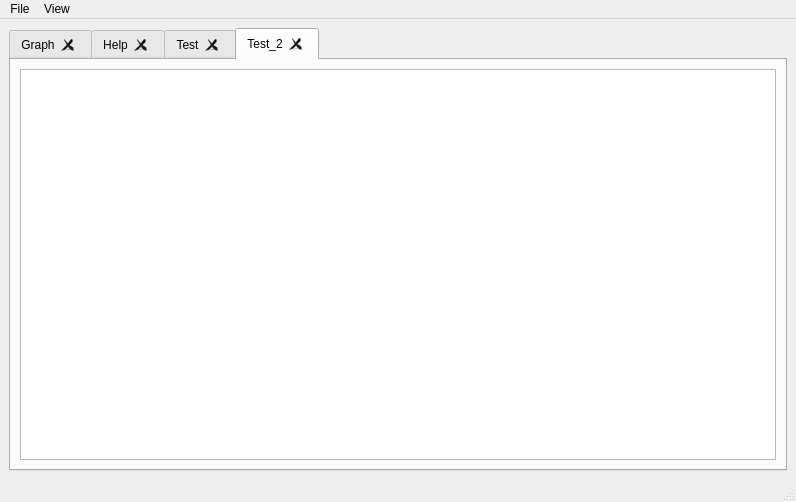
Above: update_ui.ui from yesworkflow-org/yw-gui before the change. Below: the same form after it.
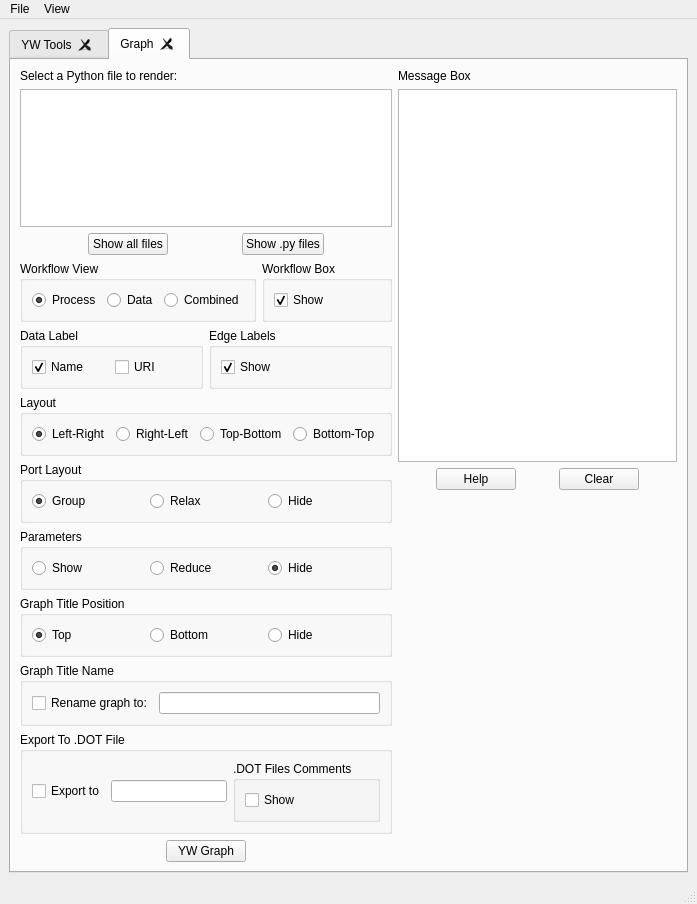
That is the form after the change. The open tabs and pages were chosen to show the change.

Commit message:
Tabbing interface
Added tabbing functionality for each new graph. Bugs present for
multiple tabs of the same script.

Patch:
```diff
--- a/update_ui.ui
+++ b/update_ui.ui
@@ -6,15 +6,15 @@
    <rect>
     <x>0</x>
     <y>0</y>
-    <width>796</width>
-    <height>502</height>
+    <width>697</width>
+    <height>904</height>
    </rect>
   </property>
   <property name="windowTitle">
    <string>MainWindow</string>
   </property>
   <widget class="QWidget" name="centralwidget">
-   <layout class="QHBoxLayout" name="horizontalLayout">
+   <layout class="QHBoxLayout" name="horizontalLayout_9">
     <item>
      <widget class="QTabWidget" name="tabData">
       <property name="contextMenuPolicy">
@@ -34,107 +34,604 @@
       </property>
       <widget class="QWidget" name="tab_2">
        <attribute name="title">
-        <string>Graph</string>
+        <string>YW Tools</string>
        </attribute>
-       <layout class="QVBoxLayout" name="verticalLayout">
-        <item>
-         <widget class="QLabel" name="label_4">
-          <property name="text">
-           <string>Files in Current Directory</string>
-          </property>
-         </widget>
-        </item>
-        <item>
-         <widget class="QPushButton" name="btnSortPy">
-          <property name="text">
-           <string>Show .py files</string>
-          </property>
-         </widget>
-        </item>
-        <item>
-         <widget class="QPushButton" name="btnShowAllFiles">
-          <property name="text">
-           <string>Show all files</string>
-          </property>
-         </widget>
-        </item>
-        <item>
-         <widget class="QListWidget" name="txtYWGraph"/>
-        </item>
-        <item>
-         <widget class="QPushButton" name="btnYWExtract">
-          <property name="text">
-           <string>YW Extract</string>
-          </property>
-         </widget>
-        </item>
-        <item>
-         <widget class="QPushButton" name="btnYWGraph">
-          <property name="text">
-           <string>YW Graph</string>
-          </property>
-         </widget>
-        </item>
-        <item>
-         <widget class="QLabel" name="label">
-          <property name="text">
-           <string>Error Message Box:</string>
-          </property>
-         </widget>
-        </item>
-        <item>
-         <widget class="QTextBrowser" name="txtErrorBox"/>
-        </item>
-       </layout>
-      </widget>
-      <widget class="QWidget" name="tab">
-       <attribute name="title">
-        <string>Help</string>
-       </attribute>
-       <layout class="QVBoxLayout" name="verticalLayout_5">
-        <item>
-         <widget class="QTextBrowser" name="WatchText"/>
-        </item>
-        <item>
-         <widget class="QPushButton" name="btnRunYW">
-          <property name="text">
-           <string>Run YW</string>
-          </property>
-         </widget>
-        </item>
-        <item>
-         <widget class="QLabel" name="label_2">
-          <property name="text">
-           <string>Files in Current Directory</string>
-          </property>
-         </widget>
-        </item>
-        <item>
-         <widget class="QTextBrowser" name="txtFiles"/>
-        </item>
-       </layout>
-      </widget>
-      <widget class="QWidget" name="tab_3">
-       <attribute name="title">
-        <string>Test</string>
-       </attribute>
-       <layout class="QVBoxLayout" name="verticalLayout_3">
-        <item>
-         <widget class="QTextBrowser" name="txtOutput"/>
-        </item>
-       </layout>
+       <widget class="QLabel" name="label_4">
+        <property name="geometry">
+         <rect>
+          <x>9</x>
+          <y>9</y>
+          <width>119</width>
+          <height>16</height>
+         </rect>
+        </property>
+        <property name="text">
+         <string>Files in Current Directory</string>
+        </property>
+       </widget>
+       <widget class="QPushButton" name="btnSortPy">
+        <property name="geometry">
+         <rect>
+          <x>9</x>
+          <y>28</y>
+          <width>75</width>
+          <height>23</height>
+         </rect>
+        </property>
+        <property name="text">
+         <string>Show .py files</string>
+        </property>
+       </widget>
+       <widget class="QPushButton" name="btnShowAllFiles">
+        <property name="geometry">
+         <rect>
+          <x>9</x>
+          <y>57</y>
+          <width>75</width>
+          <height>23</height>
+         </rect>
+        </property>
+        <property name="text">
+         <string>Show all files</string>
+        </property>
+       </widget>
+       <widget class="QListWidget" name="txtYWGraph">
+        <property name="geometry">
+         <rect>
+          <x>9</x>
+          <y>86</y>
+          <width>321</width>
+          <height>190</height>
+         </rect>
+        </property>
+       </widget>
+       <widget class="QPushButton" name="btnYWExtract">
+        <property name="geometry">
+         <rect>
+          <x>9</x>
+          <y>282</y>
+          <width>75</width>
+          <height>23</height>
+         </rect>
+        </property>
+        <property name="text">
+         <string>YW Extract</string>
+        </property>
+       </widget>
+       <widget class="QPushButton" name="btnModel">
+        <property name="geometry">
+         <rect>
+          <x>9</x>
+          <y>311</y>
+          <width>75</width>
+          <height>23</height>
+         </rect>
+        </property>
+        <property name="text">
+         <string>YW Model</string>
+        </property>
+       </widget>
+       <widget class="QLabel" name="label">
+        <property name="geometry">
+         <rect>
+          <x>9</x>
+          <y>340</y>
+          <width>63</width>
+          <height>16</height>
+         </rect>
+        </property>
+        <property name="text">
+         <string>Message Box</string>
+        </property>
+       </widget>
+       <widget class="QTextBrowser" name="txtErrorBox">
+        <property name="geometry">
+         <rect>
+          <x>9</x>
+          <y>359</y>
+          <width>321</width>
+          <height>191</height>
+         </rect>
+        </property>
+       </widget>
       </widget>
       <widget class="QWidget" name="tab_4">
        <attribute name="title">
-        <string>Test_2</string>
+        <string>Graph</string>
        </attribute>
-       <layout class="QVBoxLayout" name="verticalLayout_4">
+       <layout class="QHBoxLayout" name="horizontalLayout_19">
         <item>
-         <widget class="QTextBrowser" name="txtWatch">
-          <property name="autoFillBackground">
-           <bool>true</bool>
-          </property>
-         </widget>
+         <layout class="QVBoxLayout" name="verticalLayout">
+          <item>
+           <widget class="QLabel" name="label_5">
+            <property name="text">
+             <string>Select a Python file to render:</string>
+            </property>
+           </widget>
+          </item>
+          <item>
+           <widget class="QListWidget" name="txtYWGraph_2"/>
+          </item>
+          <item>
+           <layout class="QHBoxLayout" name="horizontalLayout_15">
+            <item>
+             <spacer name="horizontalSpacer_2">
+              <property name="orientation">
+               <enum>Qt::Horizontal</enum>
+              </property>
+              <property name="sizeHint" stdset="0">
+               <size>
+                <width>40</width>
+                <height>20</height>
+               </size>
+              </property>
+             </spacer>
+            </item>
+            <item>
+             <widget class="QPushButton" name="btnShowAllFiles_2">
+              <property name="text">
+               <string>Show all files</string>
+              </property>
+             </widget>
+            </item>
+            <item>
+             <spacer name="horizontalSpacer">
+              <property name="orientation">
+               <enum>Qt::Horizontal</enum>
+              </property>
+              <property name="sizeHint" stdset="0">
+               <size>
+                <width>50</width>
+                <height>0</height>
+               </size>
+              </property>
+             </spacer>
+            </item>
+            <item>
+             <widget class="QPushButton" name="btnSortPy_2">
+              <property name="text">
+               <string>Show .py files</string>
+              </property>
+             </widget>
+            </item>
+            <item>
+             <spacer name="horizontalSpacer_3">
+              <property name="orientation">
+               <enum>Qt::Horizontal</enum>
+              </property>
+              <property name="sizeHint" stdset="0">
+               <size>
+                <width>40</width>
+                <height>20</height>
+               </size>
+              </property>
+             </spacer>
+            </item>
+            <item>
+             <layout class="QHBoxLayout" name="horizontalLayout_16"/>
+            </item>
+           </layout>
+          </item>
+          <item>
+           <layout class="QHBoxLayout" name="horizontalLayout_10">
+            <item>
+             <widget class="QGroupBox" name="boxView">
+              <property name="title">
+               <string>Workflow View</string>
+              </property>
+              <layout class="QHBoxLayout" name="horizontalLayout_14">
+               <item>
+                <widget class="QRadioButton" name="btnProcessView">
+                 <property name="text">
+                  <string>Process</string>
+                 </property>
+                 <property name="checked">
+                  <bool>true</bool>
+                 </property>
+                </widget>
+               </item>
+               <item>
+                <widget class="QRadioButton" name="btnDataView">
+                 <property name="text">
+                  <string>Data</string>
+                 </property>
+                </widget>
+               </item>
+               <item>
+                <widget class="QRadioButton" name="btnCombinedView">
+                 <property name="text">
+                  <string>Combined</string>
+                 </property>
+                </widget>
+               </item>
+              </layout>
+             </widget>
+            </item>
+            <item>
+             <widget class="QGroupBox" name="boxWorkflow">
+              <property name="title">
+               <string>Workflow Box</string>
+              </property>
+              <layout class="QHBoxLayout" name="horizontalLayout_8">
+               <item>
+                <widget class="QCheckBox" name="chkWorkflowShow">
+                 <property name="text">
+                  <string>Show</string>
+                 </property>
+                 <property name="checked">
+                  <bool>true</bool>
+                 </property>
+                </widget>
+               </item>
+              </layout>
+             </widget>
+            </item>
+           </layout>
+          </item>
+          <item>
+           <layout class="QHBoxLayout" name="horizontalLayout_5">
+            <item>
+             <widget class="QGroupBox" name="boxLabel">
+              <property name="title">
+               <string>Data Label</string>
+              </property>
+              <layout class="QHBoxLayout" name="horizontalLayout_2">
+               <item>
+                <widget class="QCheckBox" name="chkNameLabel">
+                 <property name="text">
+                  <string>Name</string>
+                 </property>
+                 <property name="checked">
+                  <bool>true</bool>
+                 </property>
+                </widget>
+               </item>
+               <item>
+                <widget class="QCheckBox" name="chkURILabel">
+                 <property name="text">
+                  <string>URI</string>
+                 </property>
+                </widget>
+               </item>
+              </layout>
+             </widget>
+            </item>
+            <item>
+             <widget class="QGroupBox" name="boxEdge">
+              <property name="title">
+               <string>Edge Labels</string>
+              </property>
+              <layout class="QHBoxLayout" name="horizontalLayout_7">
+               <item>
+                <widget class="QCheckBox" name="chkLabelShow">
+                 <property name="text">
+                  <string>Show</string>
+                 </property>
+                 <property name="checked">
+                  <bool>true</bool>
+                 </property>
+                </widget>
+               </item>
+              </layout>
+             </widget>
+            </item>
+           </layout>
+          </item>
+          <item>
+           <widget class="QGroupBox" name="boxLayout">
+            <property name="title">
+             <string>Layout</string>
+            </property>
+            <layout class="QHBoxLayout" name="horizontalLayout_11">
+             <item>
+              <widget class="QRadioButton" name="btnLRLayout">
+               <property name="text">
+                <string>Left-Right</string>
+               </property>
+               <property name="checked">
+                <bool>true</bool>
+               </property>
+              </widget>
+             </item>
+             <item>
+              <widget class="QRadioButton" name="btnRLLayout">
+               <property name="text">
+                <string>Right-Left</string>
+               </property>
+              </widget>
+             </item>
+             <item>
+              <widget class="QRadioButton" name="btnTBLayout">
+               <property name="text">
+                <string>Top-Bottom</string>
+               </property>
+              </widget>
+             </item>
+             <item>
+              <widget class="QRadioButton" name="btnBTLayout">
+               <property name="text">
+                <string>Bottom-Top</string>
+               </property>
+              </widget>
+             </item>
+            </layout>
+           </widget>
+          </item>
+          <item>
+           <widget class="QGroupBox" name="boxPortLayout">
+            <property name="title">
+             <string>Port Layout</string>
+            </property>
+            <layout class="QHBoxLayout" name="horizontalLayout_13">
+             <item>
+              <widget class="QRadioButton" name="btnPortGroup">
+               <property name="text">
+                <string>Group</string>
+               </property>
+               <property name="checked">
+                <bool>true</bool>
+               </property>
+              </widget>
+             </item>
+             <item>
+              <widget class="QRadioButton" name="btnPortRelax">
+               <property name="text">
+                <string>Relax</string>
+               </property>
+              </widget>
+             </item>
+             <item>
+              <widget class="QRadioButton" name="btnPortHide">
+               <property name="text">
+                <string>Hide</string>
+               </property>
+              </widget>
+             </item>
+            </layout>
+           </widget>
+          </item>
+          <item>
+           <widget class="QGroupBox" name="boxParameter">
+            <property name="title">
+             <string>Parameters</string>
+            </property>
+            <layout class="QHBoxLayout" name="horizontalLayout_12">
+             <item>
+              <widget class="QRadioButton" name="btnParamShow">
+               <property name="text">
+                <string>Show</string>
+               </property>
+              </widget>
+             </item>
+             <item>
+              <widget class="QRadioButton" name="btnParamReduce">
+               <property name="text">
+                <string>Reduce</string>
+               </property>
+              </widget>
+             </item>
+             <item>
+              <widget class="QRadioButton" name="btnParamHide">
+               <property name="text">
+                <string>Hide</string>
+               </property>
+               <property name="checked">
+                <bool>true</bool>
+               </property>
+              </widget>
+             </item>
+            </layout>
+           </widget>
+          </item>
+          <item>
+           <widget class="QGroupBox" name="groupBox">
+            <property name="title">
+             <string>Graph Title Position</string>
+            </property>
+            <layout class="QHBoxLayout" name="horizontalLayout">
+             <item>
+              <widget class="QRadioButton" name="btnTopTitle">
+               <property name="text">
+                <string>Top</string>
+               </property>
+               <property name="checked">
+                <bool>true</bool>
+               </property>
+              </widget>
+             </item>
+             <item>
+              <widget class="QRadioButton" name="btnBottomTitle">
+               <property name="text">
+                <string>Bottom</string>
+               </property>
+              </widget>
+             </item>
+             <item>
+              <widget class="QRadioButton" name="btnHideTitle">
+               <property name="text">
+                <string>Hide</string>
+               </property>
+              </widget>
+             </item>
+            </layout>
+           </widget>
+          </item>
+          <item>
+           <widget class="QGroupBox" name="groupBox_4">
+            <property name="title">
+             <string>Graph Title Name</string>
+            </property>
+            <layout class="QHBoxLayout" name="horizontalLayout_3">
+             <item>
+              <widget class="QCheckBox" name="btnRename">
+               <property name="text">
+                <string>Rename graph to:</string>
+               </property>
+              </widget>
+             </item>
+             <item>
+              <widget class="QLineEdit" name="txtRename"/>
+             </item>
+            </layout>
+           </widget>
+          </item>
+          <item>
+           <widget class="QGroupBox" name="groupBox_3">
+            <property name="title">
+             <string>Export To .DOT File</string>
+            </property>
+            <layout class="QHBoxLayout" name="horizontalLayout_6">
+             <item>
+              <widget class="QCheckBox" name="btnExport">
+               <property name="text">
+                <string>Export to</string>
+               </property>
+              </widget>
+             </item>
+             <item>
+              <widget class="QLineEdit" name="txtExportDOT"/>
+             </item>
+             <item>
+              <widget class="QGroupBox" name="groupBox_2">
+               <property name="title">
+                <string>.DOT Files Comments</string>
+               </property>
+               <layout class="QHBoxLayout" name="horizontalLayout_4">
+                <item>
+                 <widget class="QCheckBox" name="chkShowComments">
+                  <property name="text">
+                   <string>Show</string>
+                  </property>
+                 </widget>
+                </item>
+               </layout>
+              </widget>
+             </item>
+            </layout>
+           </widget>
+          </item>
+          <item>
+           <layout class="QHBoxLayout" name="horizontalLayout_17">
+            <item>
+             <spacer name="horizontalSpacer_4">
+              <property name="orientation">
+               <enum>Qt::Horizontal</enum>
+              </property>
+              <property name="sizeHint" stdset="0">
+               <size>
+                <width>40</width>
+                <height>20</height>
+               </size>
+              </property>
+             </spacer>
+            </item>
+            <item>
+             <widget class="QPushButton" name="btnYWGraph">
+              <property name="text">
+               <string>YW Graph</string>
+              </property>
+             </widget>
+            </item>
+            <item>
+             <spacer name="horizontalSpacer_5">
+              <property name="orientation">
+               <enum>Qt::Horizontal</enum>
+              </property>
+              <property name="sizeHint" stdset="0">
+               <size>
+                <width>40</width>
+                <height>20</height>
+               </size>
+              </property>
+             </spacer>
+            </item>
+           </layout>
+          </item>
+         </layout>
+        </item>
+        <item>
+         <layout class="QVBoxLayout" name="verticalLayout_2">
+          <item>
+           <widget class="QLabel" name="label_3">
+            <property name="text">
+             <string>Message Box</string>
+            </property>
+           </widget>
+          </item>
+          <item>
+           <widget class="QTextBrowser" name="WatchText"/>
+          </item>
+          <item>
+           <layout class="QHBoxLayout" name="horizontalLayout_18">
+            <item>
+             <spacer name="horizontalSpacer_6">
+              <property name="orientation">
+               <enum>Qt::Horizontal</enum>
+              </property>
+              <property name="sizeHint" stdset="0">
+               <size>
+                <width>40</width>
+                <height>20</height>
+               </size>
+              </property>
+             </spacer>
+            </item>
+            <item>
+             <widget class="QPushButton" name="btnRunYW">
+              <property name="text">
+               <string>Help</string>
+              </property>
+             </widget>
+            </item>
+            <item>
+             <spacer name="horizontalSpacer_7">
+              <property name="orientation">
+               <enum>Qt::Horizontal</enum>
+              </property>
+              <property name="sizeHint" stdset="0">
+               <size>
+                <width>40</width>
+                <height>20</height>
+               </size>
+              </property>
+             </spacer>
+            </item>
+            <item>
+             <widget class="QPushButton" name="btnClearWatchText">
+              <property name="text">
+               <string>Clear</string>
+              </property>
+             </widget>
+            </item>
+            <item>
+             <spacer name="horizontalSpacer_8">
+              <property name="orientation">
+               <enum>Qt::Horizontal</enum>
+              </property>
+              <property name="sizeHint" stdset="0">
+               <size>
+                <width>40</width>
+                <height>20</height>
+               </size>
+              </property>
+             </spacer>
+            </item>
+           </layout>
+          </item>
+          <item>
+           <spacer name="verticalSpacer">
+            <property name="orientation">
+             <enum>Qt::Vertical</enum>
+            </property>
+            <property name="sizeHint" stdset="0">
+             <size>
+              <width>20</width>
+              <height>40</height>
+             </size>
+            </property>
+           </spacer>
+          </item>
+         </layout>
         </item>
        </layout>
       </widget>
@@ -147,7 +644,7 @@
     <rect>
      <x>0</x>
      <y>0</y>
-     <width>796</width>
+     <width>697</width>
      <height>21</height>
     </rect>
    </property>
```
Left out of the diff: 2 changed lines with no effect on the pictures. The commit also changes 2 other files.
